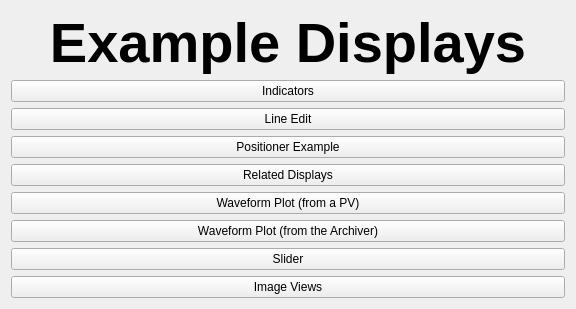
slaclab/pydm, file examples/home.ui: the form before one commit.
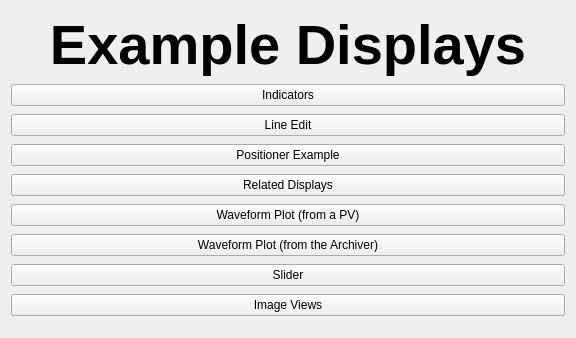
The form after the commit. Custom widgets are drawn as their Qt base class.

Diff of the .ui file:
```diff
--- a/examples/home.ui
+++ b/examples/home.ui
@@ -7,7 +7,7 @@
     <x>0</x>
     <y>0</y>
     <width>576</width>
-    <height>308</height>
+    <height>338</height>
    </rect>
   </property>
   <property name="windowTitle">
```
Left out of the diff: 2 changed lines with no effect on the pictures.
